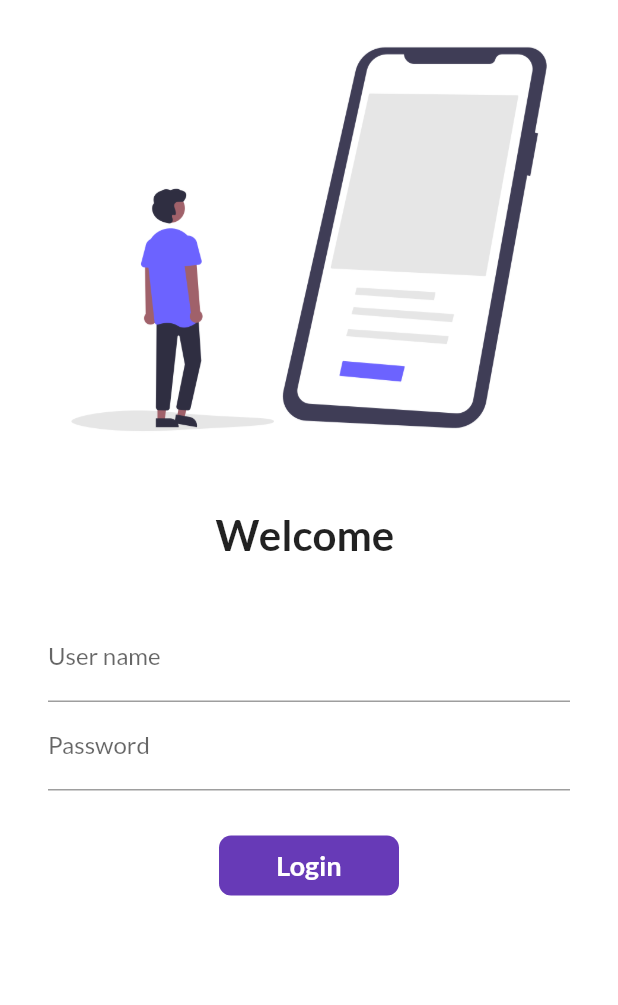
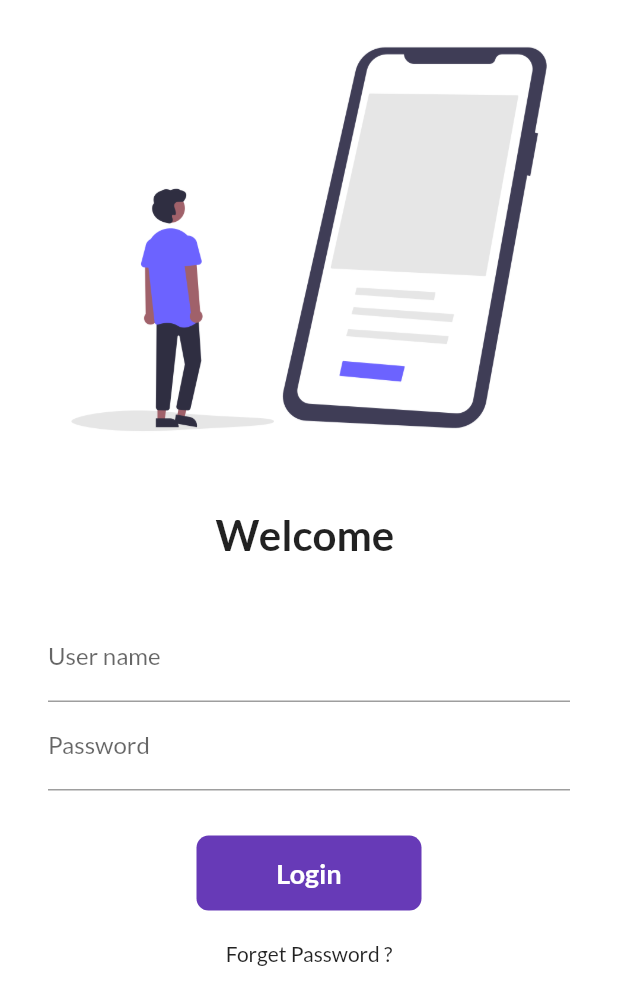
Before and after one commit to Shehryarrr/30daysofFlutter, a Flutter app: the screen it shows after launch, on a phone screen of 412 x 824 dp. Shown: the top 1005 px of the screen. Run offline on Flutter 3.47's test engine with Material 2 defaults, Android fonts, the phone set to English and light mode, and no system bars; our stand-ins replace google_fonts.

Commit message:
day8 completed

```diff
--- a/lib/pages/home_page.dart
+++ b/lib/pages/home_page.dart
@@ -13,7 +13,7 @@ class HomePage extends StatelessWidget {
         title:const Text("Catalog App"),
       ),
       body: Center(
-          child: Text('Welcome to $days days of Flutter $name', style:const  TextStyle(fontSize: 40,fontWeight:FontWeight.bold),),
+          child: Text('Welcome to $days days of Flutter $name', style:const  TextStyle(fontSize: 22,fontWeight:FontWeight.bold),),
       ),
 
       drawer: const Drawer(),
--- a/lib/pages/login_page.dart
+++ b/lib/pages/login_page.dart
@@ -12,11 +12,28 @@ class _LoginPageState extends State<LoginPage> {
   String name = "";
   bool onchangeButton = false;
 
+  final _formKey = GlobalKey<FormState>();
+
+  moveToHome(BuildContext context) async {
+    if (_formKey.currentState!.validate()) {
+      setState(() {
+        onchangeButton = true;
+      });
+      await Future.delayed(const Duration(seconds: 2));
+      await Navigator.pushNamed(context, MyRoutes.homeRoute);
+      setState(() {
+        onchangeButton = false;
+      });
+    }
+  }
+
   @override
   Widget build(BuildContext context) {
     return Material(
       color: Colors.white,
       child: SingleChildScrollView(
+        child: Form(
+          key: _formKey,
           child: Column(
             children: [
               Image.asset(
@@ -33,8 +50,8 @@ class _LoginPageState extends State<LoginPage> {
               ),
               const SizedBox(height: 20.0),
               Padding(
-              padding:
-                  const EdgeInsets.symmetric(vertical: 16.0, horizontal: 32.0),
+                padding: const EdgeInsets.symmetric(
+                    vertical: 16.0, horizontal: 32.0),
                 child: Column(
                   children: [
                     TextFormField(
@@ -43,6 +60,12 @@ class _LoginPageState extends State<LoginPage> {
                         hintText: "Enter user name",
                         labelText: "User name",
                       ),
+                      validator: (value) {
+                        if (value?.isEmpty ?? true) {
+                          return "Username cannot be Empty";
+                        }
+                        return null;
+                      },
                       onChanged: (value) {
                         name = value;
                         setState(() {});
@@ -55,21 +78,26 @@ class _LoginPageState extends State<LoginPage> {
                           hintText: "Enter password",
                           labelText: "Password",
                         ),
-                  ),
+                        validator: (value) {
+                          if (value?.isEmpty ?? true) {
+                            return "Username cannot be Empty";
+                          } else if (value!.length < 8) {
+                            return "password should be atleast 8 digits";
+                          }
+                          return null;
+                        }),
                     const SizedBox(height: 30.0),
 
-                  InkWell(
-                    onTap: () async {
-                      setState(() {
-                        onchangeButton = true;
-                      });
-                      await Future.delayed(const Duration(seconds: 1));
-                      Navigator.pushNamed(context, MyRoutes.homeRoute);
-                    },
+                    Material(
+                      color: Colors.deepPurple,
+                      borderRadius:
+                          BorderRadius.circular(onchangeButton ? 50 : 8),
+                      child: InkWell(
+                        onTap: () => moveToHome(context),
                         child: AnimatedContainer(
                           duration: const Duration(seconds: 1),
-                      width: onchangeButton ? 70 : 120,
-                      height: 40,
+                          width: onchangeButton ? 50 : 150,
+                          height: 50,
                           alignment: Alignment.center,
                           child: onchangeButton
                               ? const Icon(
@@ -83,12 +111,14 @@ class _LoginPageState extends State<LoginPage> {
                                       fontSize: 18,
                                       fontWeight: FontWeight.bold),
                                 ),
-                      decoration: BoxDecoration(
-                          color: Colors.deepPurple,
-                          borderRadius:
-                              BorderRadius.circular(onchangeButton ? 50 : 8)),
                         ),
-                  )
+                      ),
+
+                    ),
+                    const SizedBox(height: 20.0),
+                    const Text("Forget Password ?", style: TextStyle(fontSize: 14, fontWeight: FontWeight.normal),
+
+                    ),
 
                     // ElevatedButton(
                     //   // ignore: prefer_const_constructors
@@ -100,11 +130,13 @@ class _LoginPageState extends State<LoginPage> {
                     //   },
                     // ),
                   ],
+
                 ),
               )
             ],
           ),
         ),
+      ),
     );
   }
 }
```
Lines whose indentation alone changed are shown as unchanged.
